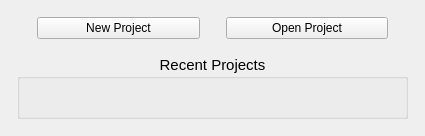
Above: src/app/NewOpenProjectPanel.ui from 2ndmax/scantailor-ocr before the change. Below: the same form after it.
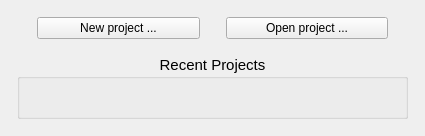
That is the form after the change.

```diff
--- a/src/app/NewOpenProjectPanel.ui
+++ b/src/app/NewOpenProjectPanel.ui
@@ -65,7 +65,7 @@
            </size>
           </property>
           <property name="text">
-           <string>New Project</string>
+           <string>New project ...</string>
           </property>
           <property name="autoDefault">
            <bool>false</bool>
@@ -97,7 +97,7 @@
            </size>
           </property>
           <property name="text">
-           <string>Open Project</string>
+           <string>Open project ...</string>
           </property>
           <property name="autoDefault">
            <bool>false</bool>
```
